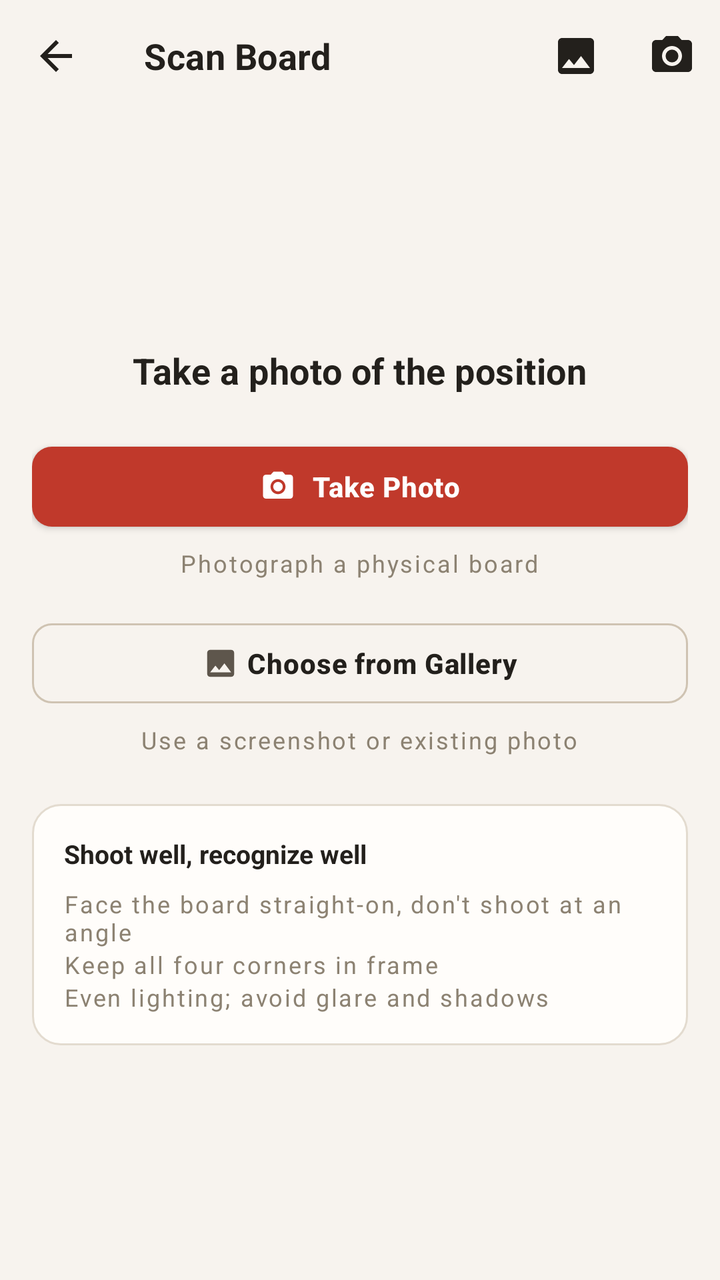
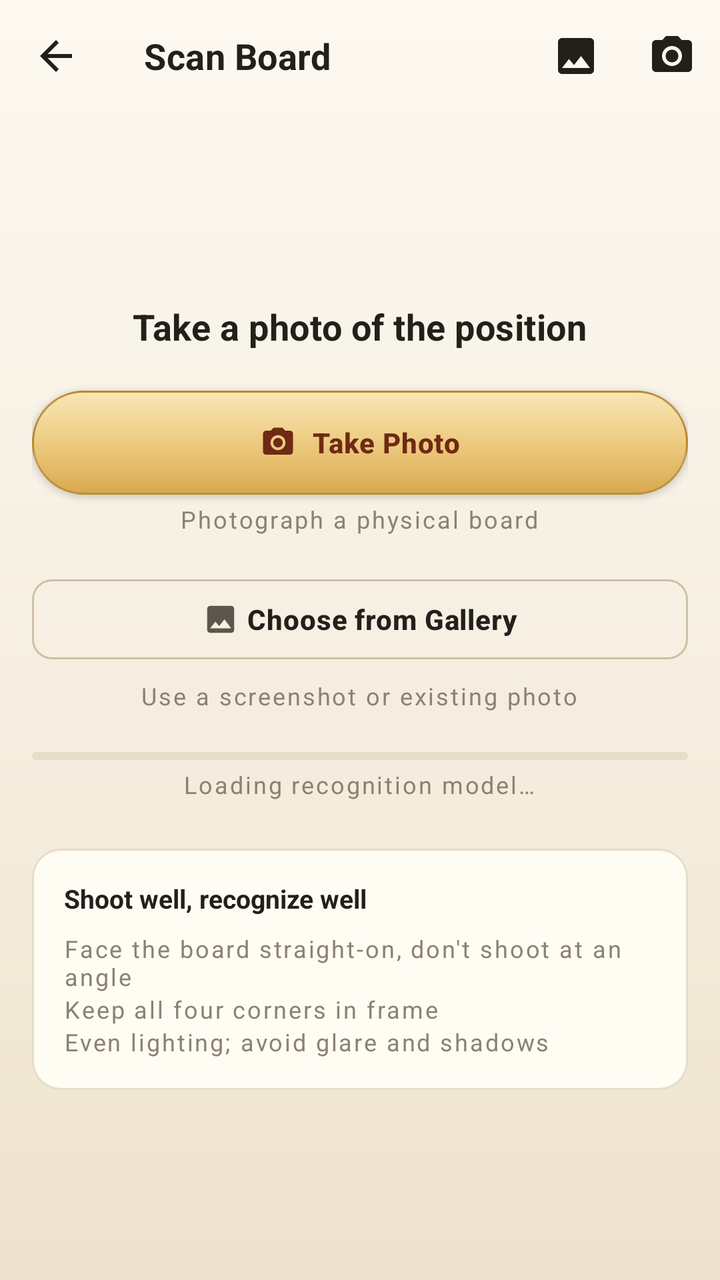

Two renders of the same Android screen: before a commit and after it. Below are the layout's source before the change and the commit's diff.
<!-- AndroidManifest.xml: application theme Theme.ZhongguoXiangqi -->
<!-- res/layout/activity_recognize.xml -->
<?xml version="1.0" encoding="utf-8"?>
<LinearLayout xmlns:android="http://schemas.android.com/apk/res/android"
    xmlns:app="http://schemas.android.com/apk/res-auto"
    xmlns:tools="http://schemas.android.com/tools"
    android:layout_width="match_parent"
    android:layout_height="match_parent"
    android:orientation="vertical"
    android:background="@color/surface_base">

    <com.google.android.material.appbar.MaterialToolbar
        android:id="@+id/toolbar"
        android:layout_width="match_parent"
        android:layout_height="wrap_content"
        app:title="@string/title_recognize"
        app:titleTextColor="@color/text_primary"
        app:navigationIcon="@drawable/ic_back"
        app:navigationIconTint="@color/text_primary"
        app:menu="@menu/recognize_menu" />

    
    <FrameLayout
        android:layout_width="match_parent"
        android:layout_height="0dp"
        android:layout_weight="1">

    <LinearLayout
        android:id="@+id/content_group"
        android:layout_width="match_parent"
        android:layout_height="match_parent"
        android:orientation="vertical"
        android:visibility="gone"
        tools:visibility="visible">

    
    <LinearLayout
        android:id="@+id/tray_black"
        android:layout_width="match_parent"
        android:layout_height="wrap_content"
        android:orientation="horizontal"
        android:gravity="center"
        android:paddingTop="@dimen/space_1" />

    <com.zhongguoxiangqi.ui.board.BoardView
        android:id="@+id/board_view"
        android:layout_width="match_parent"
        android:layout_height="0dp"
        android:layout_weight="1"
        android:layout_marginHorizontal="@dimen/space_1" />

    
    <LinearLayout
        android:id="@+id/tray_red"
        android:layout_width="match_parent"
        android:layout_height="wrap_content"
        android:orientation="horizontal"
        android:gravity="center"
        android:paddingBottom="@dimen/space_1" />

    
    <LinearLayout
        android:layout_width="match_parent"
        android:layout_height="wrap_content"
        android:orientation="horizontal"
        android:gravity="center_vertical"
        android:paddingHorizontal="@dimen/screen_gutter">

        <RadioGroup
            android:id="@+id/side_group"
            android:layout_width="0dp"
            android:layout_weight="1"
            android:layout_height="wrap_content"
            android:orientation="horizontal">

            <RadioButton
                android:id="@+id/side_red"
                style="@style/Widget.Xiangqi.Radio"
                android:layout_width="wrap_content"
                android:checked="true"
                android:text="@string/recognize_red_to_move" />

            <RadioButton
                android:id="@+id/side_black"
                style="@style/Widget.Xiangqi.Radio"
                android:layout_width="wrap_content"
                android:layout_marginStart="@dimen/space_3"
                android:text="@string/recognize_black_to_move" />

        </RadioGroup>

        <com.google.android.material.button.MaterialButton
            android:id="@+id/btn_flip"
            style="@style/Widget.Xiangqi.Button.Text"
            android:layout_width="wrap_content"
            android:layout_height="wrap_content"
            android:text="@string/recognize_flip"
            app:icon="@drawable/ic_flip"
            app:iconGravity="textStart"
            app:iconSize="@dimen/icon_sm" />

    </LinearLayout>

    
    <TextView
        android:id="@+id/advice"
        android:layout_width="match_parent"
        android:layout_height="wrap_content"
        android:layout_marginHorizontal="@dimen/screen_gutter"
        android:layout_marginBottom="@dimen/space_2"
        android:background="@drawable/bg_surface_card"
        android:padding="@dimen/space_3"
        android:textColor="@color/action"
        android:textSize="@dimen/text_body_sm"
        android:textStyle="bold"
        android:visibility="gone"
        tools:visibility="visible" />

    
    <com.google.android.material.button.MaterialButton
        android:id="@+id/btn_advice_level"
        style="@style/Widget.Xiangqi.Button.Text"
        android:layout_width="wrap_content"
        android:layout_height="wrap_content"
        android:layout_marginStart="@dimen/screen_gutter"
        android:text="@string/advice_level_title"
        app:icon="@drawable/ic_chevron_down"
        app:iconGravity="textEnd"
        app:iconSize="@dimen/icon_sm" />

    <com.google.android.material.button.MaterialButton
        android:id="@+id/btn_advise"
        style="@style/Widget.Xiangqi.Button"
        android:layout_width="match_parent"
        android:layout_height="wrap_content"
        android:layout_marginHorizontal="@dimen/screen_gutter"
        android:layout_marginBottom="@dimen/space_3"
        android:text="@string/recognize_advise"
        app:icon="@drawable/ic_ai"
        app:iconGravity="textStart"
        app:iconSize="@dimen/icon_sm" />

    </LinearLayout>

    
    <ScrollView
        android:id="@+id/start_panel"
        android:layout_width="match_parent"
        android:layout_height="match_parent"
        android:fillViewport="true">

        <LinearLayout
            android:layout_width="match_parent"
            android:layout_height="wrap_content"
            android:orientation="vertical"
            android:gravity="center"
            android:padding="@dimen/screen_gutter">

            <TextView
                android:layout_width="wrap_content"
                android:layout_height="wrap_content"
                android:text="@string/recognize_start_title"
                android:textAppearance="@style/TextAppearance.Xiangqi.Title" />

            
            <com.google.android.material.button.MaterialButton
                android:id="@+id/btn_start_camera"
                style="@style/Widget.Xiangqi.Button"
                android:layout_width="match_parent"
                android:layout_height="wrap_content"
                android:layout_marginTop="@dimen/space_5"
                android:text="@string/recognize_take_photo"
                app:icon="@drawable/ic_camera"
                app:iconGravity="textStart"
                app:iconSize="@dimen/icon_sm" />

            <TextView
                android:layout_width="wrap_content"
                android:layout_height="wrap_content"
                android:layout_marginTop="@dimen/space_1"
                android:text="@string/recognize_start_camera_desc"
                android:textAppearance="@style/TextAppearance.Xiangqi.Label" />

            <com.google.android.material.button.MaterialButton
                android:id="@+id/btn_start_gallery"
                style="@style/Widget.Xiangqi.Button.Outlined"
                android:layout_width="match_parent"
                android:layout_height="wrap_content"
                android:layout_marginTop="@dimen/space_4"
                android:text="@string/recognize_pick_image"
                app:icon="@drawable/ic_image"
                app:iconGravity="textStart"
                app:iconSize="@dimen/icon_sm" />

            <TextView
                android:layout_width="wrap_content"
                android:layout_height="wrap_content"
                android:layout_marginTop="@dimen/space_1"
                android:text="@string/recognize_start_gallery_desc"
                android:textAppearance="@style/TextAppearance.Xiangqi.Label" />

            
            <LinearLayout
                android:layout_width="match_parent"
                android:layout_height="wrap_content"
                android:layout_marginTop="@dimen/space_6"
                android:orientation="vertical"
                android:background="@drawable/bg_surface_card"
                android:padding="@dimen/space_4">

                <TextView
                    android:layout_width="wrap_content"
                    android:layout_height="wrap_content"
                    android:text="@string/recognize_tips_title"
                    android:textColor="@color/text_primary"
                    android:textSize="@dimen/text_body_sm"
                    android:textStyle="bold" />

                <TextView
                    android:layout_width="match_parent"
                    android:layout_height="wrap_content"
                    android:layout_marginTop="@dimen/space_2"
                    android:text="@string/recognize_tip_1"
                    android:textAppearance="@style/TextAppearance.Xiangqi.Label" />

                <TextView
                    android:layout_width="match_parent"
                    android:layout_height="wrap_content"
                    android:text="@string/recognize_tip_2"
                    android:textAppearance="@style/TextAppearance.Xiangqi.Label" />

                <TextView
                    android:layout_width="match_parent"
                    android:layout_height="wrap_content"
                    android:text="@string/recognize_tip_3"
                    android:textAppearance="@style/TextAppearance.Xiangqi.Label" />

            </LinearLayout>

        </LinearLayout>

    </ScrollView>

    </FrameLayout>

</LinearLayout>
<!-- resources referenced by this layout -->
<resources>
  <color name="surface_base">#F7F3EE</color>
  <style name="Theme.ZhongguoXiangqi" parent="Theme.MaterialComponents.DayNight.NoActionBar">
          
          <item name="colorPrimary">@color/action</item>
          <item name="colorPrimaryDark">@color/surface_base</item>
          <item name="colorOnPrimary">@color/text_on_action</item>
          <item name="colorAccent">@color/action</item>
          <item name="colorSurface">@color/surface_raised</item>
          <item name="colorOnSurface">@color/text_primary</item>
          <item name="colorError">@color/danger</item>
          <item name="android:colorBackground">@color/surface_base</item>
          <item name="android:windowBackground">@color/surface_base</item>
  
          
          <item name="android:statusBarColor">@color/surface_base</item>
          <item name="android:navigationBarColor">@color/surface_base</item>
          
          <item name="android:windowLightStatusBar" tools:targetApi="m">true</item>
          <item name="android:windowLightNavigationBar" tools:targetApi="o_mr1">true</item>
  
          <item name="android:textColorPrimary">@color/text_primary</item>
          <item name="android:textColorSecondary">@color/text_secondary</item>
          <item name="android:textColorHint">@color/text_tertiary</item>
  
          
          <item name="materialButtonStyle">@style/Widget.Xiangqi.Button</item>
          <item name="materialCardViewStyle">@style/Widget.Xiangqi.Card</item>
          <item name="toolbarStyle">@style/Widget.Xiangqi.Toolbar</item>
      </style>
  <color name="surface_raised">#FFFDFA</color>
  <color name="border_subtle">#E3DBCF</color>
  <color name="border_strong">#CFC3B2</color>
  <style name="Widget.Xiangqi.Toolbar" parent="Widget.MaterialComponents.Toolbar">
          <item name="android:background">@color/surface_base</item>
          <item name="titleTextColor">@color/text_primary</item>
          <item name="subtitleTextColor">@color/text_secondary</item>
          <item name="titleTextAppearance">@style/TextAppearance.Xiangqi.Title</item>
          <item name="android:elevation">0dp</item>
      </style>
  <!-- unchanged entries left out for length: 55 -->
</resources>

<!-- the commit's change to res/layout/activity_recognize.xml (unified diff, before → after) -->
@@ -5,7 +5,7 @@
     android:layout_width="match_parent"
     android:layout_height="match_parent"
     android:orientation="vertical"
-    android:background="@color/surface_base">
+    android:background="@drawable/bg_page">
 
     <com.google.android.material.appbar.MaterialToolbar
         android:id="@+id/toolbar"
@@ -163,7 +163,7 @@
             
             <com.google.android.material.button.MaterialButton
                 android:id="@+id/btn_start_camera"
-                style="@style/Widget.Xiangqi.Button"
+                style="@style/Widget.Xiangqi.Button.Gold"
                 android:layout_width="match_parent"
                 android:layout_height="wrap_content"
                 android:layout_marginTop="@dimen/space_5"
@@ -198,6 +198,38 @@
                 android:textAppearance="@style/TextAppearance.Xiangqi.Label" />
 
             
+            <com.google.android.material.progressindicator.LinearProgressIndicator
+                android:id="@+id/model_progress"
+                android:layout_width="match_parent"
+                android:layout_height="wrap_content"
+                android:layout_marginTop="@dimen/space_5"
+                android:indeterminate="true"
+                app:trackThickness="4dp"
+                app:trackCornerRadius="2dp"
+                app:indicatorColor="@color/lounge_soft_gold"
+                app:trackColor="@color/border_subtle" />
+
+            <TextView
+                android:id="@+id/model_progress_label"
+                android:layout_width="wrap_content"
+                android:layout_height="wrap_content"
+                android:layout_marginTop="@dimen/space_1"
+                android:text="@string/recognize_loading_model"
+                android:textAppearance="@style/TextAppearance.Xiangqi.Label" />
+
+            <com.google.android.material.button.MaterialButton
+                android:id="@+id/btn_model_retry"
+                style="@style/Widget.Xiangqi.Button.Text"
+                android:layout_width="wrap_content"
+                android:layout_height="wrap_content"
+                android:layout_marginTop="@dimen/space_2"
+                android:text="@string/action_retry"
+                android:visibility="gone"
+                app:icon="@drawable/ic_refresh"
+                app:iconGravity="textStart"
+                app:iconSize="@dimen/icon_sm" />
+
+            
             <LinearLayout
                 android:layout_width="match_parent"
                 android:layout_height="wrap_content"
<!-- resource entries referenced after the edit -->
@@ -1,21 +1,22 @@
 <!-- resources referenced by this layout -->
 <resources>
-  <color name="surface_base">#F7F3EE</color>
+  <color name="surface_base">#F6EFE2</color>
   <style name="Theme.ZhongguoXiangqi" parent="Theme.MaterialComponents.DayNight.NoActionBar">
           
           <item name="colorPrimary">@color/action</item>
-          <item name="colorPrimaryDark">@color/surface_base</item>
+          <item name="colorPrimaryDark">@color/page_grad_1</item>
           <item name="colorOnPrimary">@color/text_on_action</item>
           <item name="colorAccent">@color/action</item>
           <item name="colorSurface">@color/surface_raised</item>
           <item name="colorOnSurface">@color/text_primary</item>
           <item name="colorError">@color/danger</item>
           <item name="android:colorBackground">@color/surface_base</item>
-          <item name="android:windowBackground">@color/surface_base</item>
+          
+          <item name="android:windowBackground">@drawable/bg_page</item>
   
           
-          <item name="android:statusBarColor">@color/surface_base</item>
-          <item name="android:navigationBarColor">@color/surface_base</item>
+          <item name="android:statusBarColor">@color/page_grad_1</item>
+          <item name="android:navigationBarColor">@color/page_grad_3</item>
           
           <item name="android:windowLightStatusBar" tools:targetApi="m">true</item>
           <item name="android:windowLightNavigationBar" tools:targetApi="o_mr1">true</item>
@@ -29,16 +30,111 @@
           <item name="materialCardViewStyle">@style/Widget.Xiangqi.Card</item>
           <item name="toolbarStyle">@style/Widget.Xiangqi.Toolbar</item>
       </style>
-  <color name="surface_raised">#FFFDFA</color>
-  <color name="border_subtle">#E3DBCF</color>
-  <color name="border_strong">#CFC3B2</color>
+  <color name="page_grad_1">#FDF9F1</color>
+  <color name="page_grad_2">#F6EFE2</color>
+  <color name="page_grad_3">#EEE3CD</color>
+  <color name="surface_raised">#FFFCF4</color>
+  <!-- drawable bg_btn_gold (drawable) -->
+  <?xml version="1.0" encoding="utf-8"?>
+  <ripple xmlns:android="http://schemas.android.com/apk/res/android"
+      android:color="#337A2A17">
+  
+      <item>
+          <layer-list>
+  
+              <item>
+                  <shape android:shape="rectangle">
+                      <gradient
+                          android:angle="270"
+                          android:startColor="@color/gold_grad_1"
+                          android:centerColor="@color/gold_grad_2"
+                          android:endColor="@color/gold_grad_3" />
+                      <stroke
+                          android:width="1dp"
+                          android:color="@color/gold_stroke" />
+                      <corners android:radius="@dimen/radius_pill" />
+                  </shape>
+              </item>
+  
+              <item
+                  android:left="1dp"
+                  android:top="1dp"
+                  android:right="1dp">
+                  <shape android:shape="rectangle">
+                      <gradient
+                          android:angle="270"
+                          android:startColor="#52FFFFFF"
+                          android:endColor="#0DFFFFFF" />
+                      <corners
+                          android:topLeftRadius="24dp"
+                          android:topRightRadius="24dp"
+                          android:bottomLeftRadius="0dp"
+                          android:bottomRightRadius="0dp" />
+                  </shape>
+              </item>
+  
+          </layer-list>
+      </item>
+  
+  </ripple>
+  <color name="gold_text">#6E2A12</color>
+  <dimen name="radius_pill">999dp</dimen>
+  <color name="border_subtle">#E6DCC8</color>
+  <color name="lounge_soft_gold">#DFC48B</color>
+  <!-- drawable bg_page (drawable) -->
+  <?xml version="1.0" encoding="utf-8"?>
+  <layer-list xmlns:android="http://schemas.android.com/apk/res/android">
+      <item>
+          <shape android:shape="rectangle">
+              <gradient
+                  android:angle="270"
+                  android:startColor="@color/page_grad_1"
+                  android:centerColor="@color/page_grad_2"
+                  android:endColor="@color/page_grad_3" />
+          </shape>
+      </item>
+  </layer-list>
+  <!-- drawable ic_refresh (drawable) -->
+  <?xml version="1.0" encoding="utf-8"?>
+  <vector xmlns:android="http://schemas.android.com/apk/res/android"
+      android:width="24dp" android:height="24dp"
+      android:viewportWidth="24" android:viewportHeight="24"
+      android:tint="@color/text_primary">
+      <path android:fillColor="@android:color/white" android:pathData="M17.65,6.35C16.2,4.9 14.21,4 12,4c-4.42,0 -7.99,3.58 -8,8s3.58,8 8,8c3.73,0 6.84,-2.55 7.73,-6h-2.08c-0.82,2.33 -3.04,4 -5.65,4 -3.31,0 -6,-2.69 -6,-6s2.69,-6 6,-6c1.66,0 3.14,0.69 4.22,1.78L13,11h7V4l-2.35,2.35z" />
+  </vector>
+  <string name="action_retry">Retry</string>
+  <string name="recognize_loading_model">Loading recognition model…</string>
+  <style name="Widget.Xiangqi.Button.Gold" parent="Widget.MaterialComponents.Button">
+          
+          <item name="backgroundTint">@null</item>
+          <item name="android:background">@drawable/bg_btn_gold</item>
+          <item name="android:textColor">@color/gold_text</item>
+          <item name="iconTint">@color/gold_text</item>
+          <item name="android:textSize">@dimen/text_label</item>
+          <item name="android:textStyle">bold</item>
+          <item name="android:letterSpacing">0.02</item>
+          <item name="android:minHeight">@dimen/button_height</item>
+          <item name="cornerRadius">@dimen/radius_pill</item>
+          <item name="android:textAllCaps">false</item>
+          <item name="elevation">0dp</item>
+          <item name="iconSize">@dimen/icon_md</item>
+          
+          <item name="android:insetTop">0dp</item>
+          <item name="android:insetBottom">0dp</item>
+      </style>
+  <color name="border_strong">#CFC0A6</color>
   <style name="Widget.Xiangqi.Toolbar" parent="Widget.MaterialComponents.Toolbar">
-          <item name="android:background">@color/surface_base</item>
+          
+          <item name="android:background">@android:color/transparent</item>
           <item name="titleTextColor">@color/text_primary</item>
           <item name="subtitleTextColor">@color/text_secondary</item>
           <item name="titleTextAppearance">@style/TextAppearance.Xiangqi.Title</item>
           <item name="android:elevation">0dp</item>
       </style>
+  <color name="gold_grad_1">#F6DA8E</color>
+  <color name="gold_grad_2">#E9BE63</color>
+  <color name="gold_grad_3">#D6A344</color>
+  <color name="gold_stroke">#B9882E</color>
   <!-- unchanged entries left out for length: 55 -->
 </resources>
 
